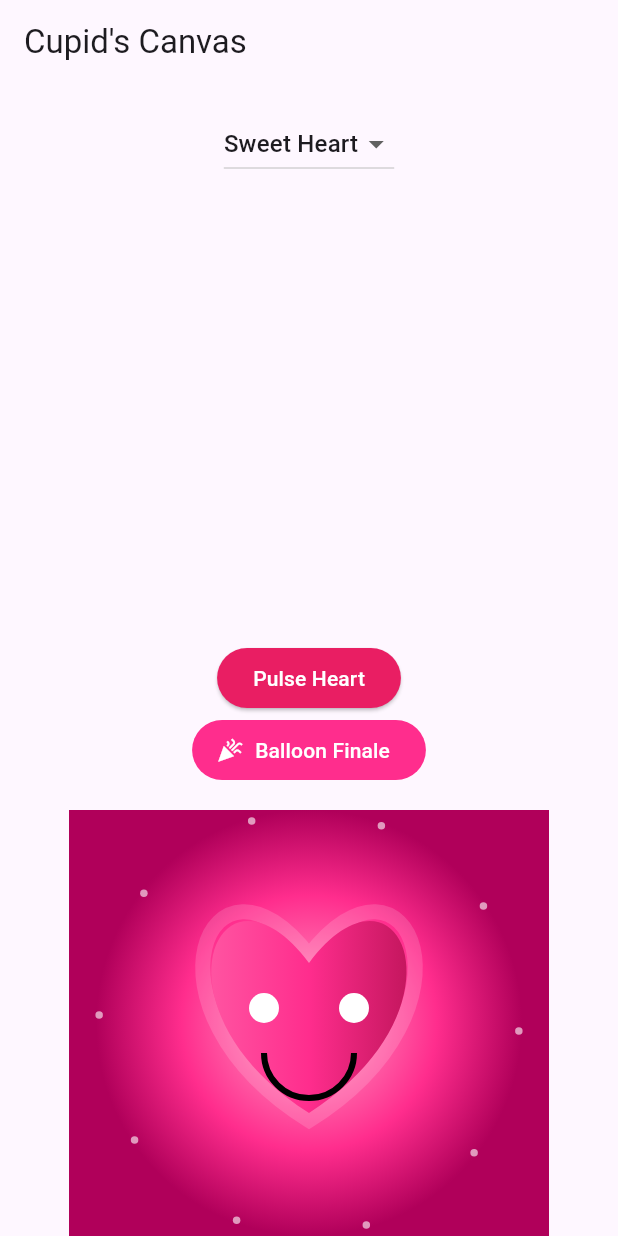
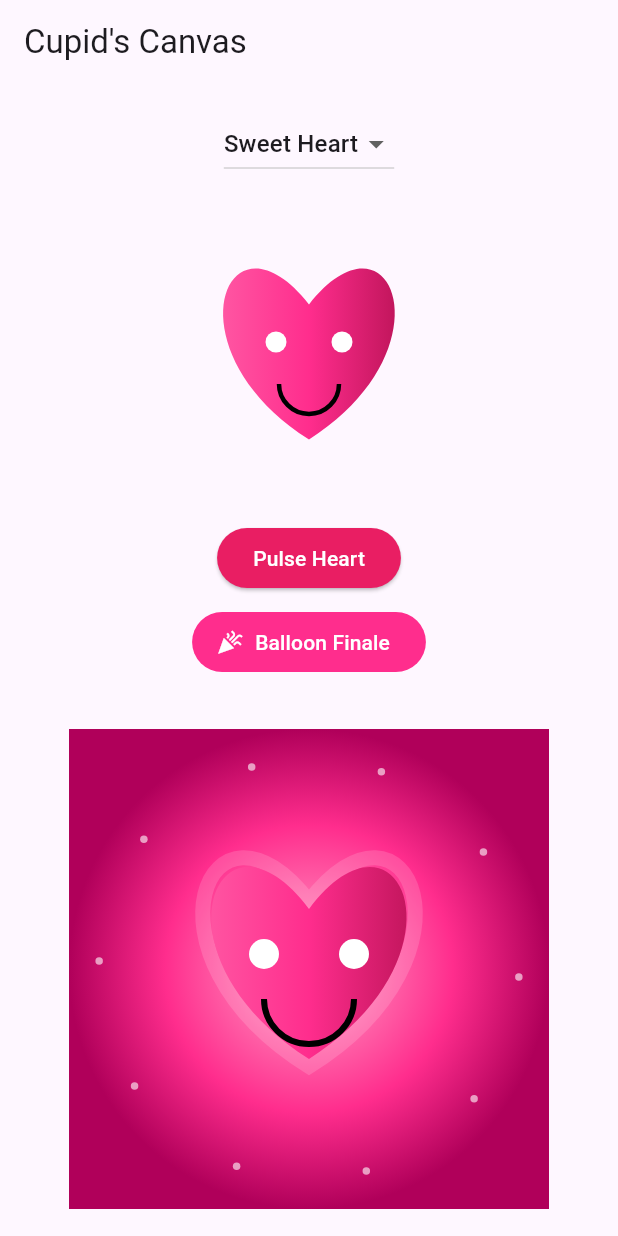
Before and after one commit to Akalexsis/flutter-valentines, a Flutter app: the screen it shows after launch, after a tap on "Pulse Heart", on a phone screen of 412 x 824 dp. Run offline on Flutter 3.47's test engine with Material 3 defaults, Android fonts, the phone set to English and light mode, and no system bars.

Commit message:
Replace main.dart with final Part 1 + Part 2 code

```diff
--- a/lib/main.dart
+++ b/lib/main.dart
@@ -66,32 +66,35 @@ class _ValentineHomeState extends State<ValentineHome>
 
           const SizedBox(height: 8),
 
-          // wrap custom paint to select and pulse drawing
           AnimatedScale(
-            duration: Duration(milliseconds: 500),
+            duration: const Duration(milliseconds: 500),
             scale: isAnimated ? 1.5 : 1.0,
-            child:
-              CustomPaint(
-                    size: const Size(300, 300),
-                    painter: HeartEmojiPainter(type: selectedEmoji),
-                  ),
+            child: CustomPaint(
+              size: const Size(300, 220),
+              painter: HeartEmojiPainter(type: selectedEmoji),
             ),
-          // change the state of the heart when button is clicked
+          ),
+
           ElevatedButton(
-            onPressed: (){
-              setState(() { isAnimated = true; }); // change the value of animated variable to initialize animation
+            onPressed: () {
+              setState(() {
+                isAnimated = true;
+              });
 
-              // revert to original size to give pulse effect
-              Future.delayed(Duration(milliseconds: 500), () {
-                setState(() { isAnimated = false; });
+              Future.delayed(const Duration(milliseconds: 500), () {
+                setState(() {
+                  isAnimated = false;
+                });
               });
             },
             style: ElevatedButton.styleFrom(
               backgroundColor: Colors.pink,
-              foregroundColor: Colors.white
+              foregroundColor: Colors.white,
             ),
-            child: Text("Pulse Heart")
-            ),
+            child: const Text("Pulse Heart"),
+          ),
+
+          const SizedBox(height: 8),
 
           // PART 2: Celebration / Enhanced Visual Effects
           FilledButton.icon(
@@ -127,6 +130,73 @@ class _ValentineHomeState extends State<ValentineHome>
       ),
     );
   }
+}
+
+class HeartEmojiPainter extends CustomPainter {
+  HeartEmojiPainter({required this.type});
+  final String type;
+
+  @override
+  void paint(Canvas canvas, Size size) {
+    final center = Offset(size.width / 2, size.height / 2);
+
+    final heartPath = Path()
+      ..moveTo(center.dx, center.dy + 55)
+      ..cubicTo(center.dx + 95, center.dy - 5,
+          center.dx + 55, center.dy - 105, center.dx, center.dy - 35)
+      ..cubicTo(center.dx - 55, center.dy - 105,
+          center.dx - 95, center.dy - 5, center.dx, center.dy + 55)
+      ..close();
+
+    Paint heartPaint;
+
+    if (type == 'Party Heart') {
+      heartPaint = Paint()
+        ..shader = const LinearGradient(
+          colors: [
+            Color(0xFFFF7AB5),
+            Color(0xFFFF2D8D),
+            Color(0xFF7C4DFF),
+          ],
+        ).createShader(
+          Rect.fromCenter(center: center, width: 220, height: 220),
+        );
+    } else {
+      heartPaint = Paint()
+        ..shader = const LinearGradient(
+          colors: [
+            Color(0xFFFF7AB5),
+            Color(0xFFFF2D8D),
+            Color(0xFF8A0030),
+          ],
+        ).createShader(
+          Rect.fromCenter(center: center, width: 220, height: 220),
+        );
+    }
+
+    canvas.drawPath(heartPath, heartPaint);
+
+    final eyePaint = Paint()..color = Colors.white;
+    canvas.drawCircle(Offset(center.dx - 22, center.dy - 10), 7, eyePaint);
+    canvas.drawCircle(Offset(center.dx + 22, center.dy - 10), 7, eyePaint);
+
+    final mouthPaint = Paint()
+      ..color = Colors.black
+      ..style = PaintingStyle.stroke
+      ..strokeWidth = 3;
+
+    canvas.drawArc(
+      Rect.fromCircle(center: Offset(center.dx, center.dy + 18), radius: 20),
+      0,
+      pi,
+      false,
+      mouthPaint,
+    );
+  }
+
+  @override
+  bool shouldRepaint(covariant HeartEmojiPainter oldDelegate) =>
+      oldDelegate.type != type;
 }
 
 class ValentineScenePainter extends CustomPainter {
@@ -214,8 +284,7 @@ class ValentineScenePainter extends CustomPainter {
       mouthPaint,
     );
 
-    final sparklePaint = Paint()
-      ..color = Colors.white.withOpacity(0.6);
+    final sparklePaint = Paint()..color = Colors.white.withOpacity(0.6);
 
     for (int i = 0; i < 10; i++) {
       final angle = (i * 2 * pi / 10) + t * 2 * pi;
```
